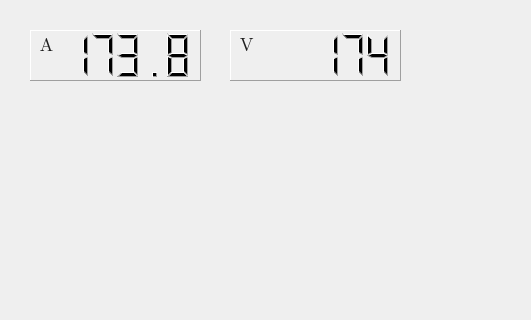
Before: the Qt Designer form PSC488/src/mainwindow.ui in Marculonis21/PSC488_source, drawn with Qt 5; both pictures show x 0 to 531 and y 0 to 320 of the 800 by 600 pixel window.
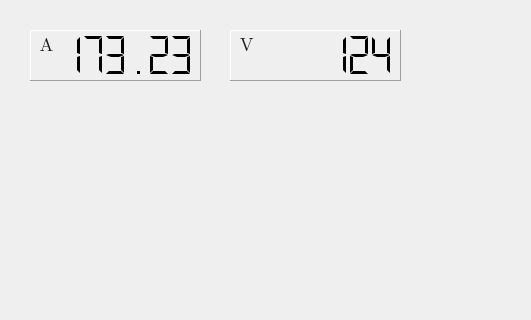
After: the same form once the commit is applied.

What changed in the file:
```diff
--- a/PSC488/src/mainwindow.ui
+++ b/PSC488/src/mainwindow.ui
@@ -37,11 +37,17 @@
     <property name="frameShape">
      <enum>QFrame::Panel</enum>
     </property>
+    <property name="smallDecimalPoint">
+     <bool>false</bool>
+    </property>
     <property name="digitCount">
-     <number>6</number>
+     <number>7</number>
+    </property>
+    <property name="segmentStyle">
+     <enum>QLCDNumber::Flat</enum>
     </property>
     <property name="value" stdset="0">
-     <double>173.800000000000011</double>
+     <double>173.229999999999990</double>
     </property>
    </widget>
    <widget class="QLabel" name="label">
@@ -60,6 +66,9 @@
       <bold>false</bold>
      </font>
     </property>
+    <property name="autoFillBackground">
+     <bool>false</bool>
+    </property>
     <property name="styleSheet">
      <string notr="true">color: rgb(30,30,30);</string>
     </property>
@@ -86,6 +95,9 @@
       <bold>false</bold>
      </font>
     </property>
+    <property name="autoFillBackground">
+     <bool>false</bool>
+    </property>
     <property name="styleSheet">
      <string notr="true">color: rgb(30,30,30);</string>
     </property>
@@ -116,6 +128,9 @@
       <pointsize>9</pointsize>
      </font>
     </property>
+    <property name="layoutDirection">
+     <enum>Qt::LeftToRight</enum>
+    </property>
     <property name="autoFillBackground">
      <bool>true</bool>
     </property>
@@ -126,13 +141,16 @@
      <bool>false</bool>
     </property>
     <property name="digitCount">
-     <number>6</number>
+     <number>7</number>
+    </property>
+    <property name="segmentStyle">
+     <enum>QLCDNumber::Flat</enum>
     </property>
     <property name="value" stdset="0">
-     <double>173.800000000000011</double>
+     <double>123.810000000000002</double>
     </property>
     <property name="intValue" stdset="0">
-     <number>174</number>
+     <number>124</number>
     </property>
    </widget>
    <zorder>monitorVolts</zorder>
```
Left out of the diff: 6 changed lines with no effect on the pictures.
